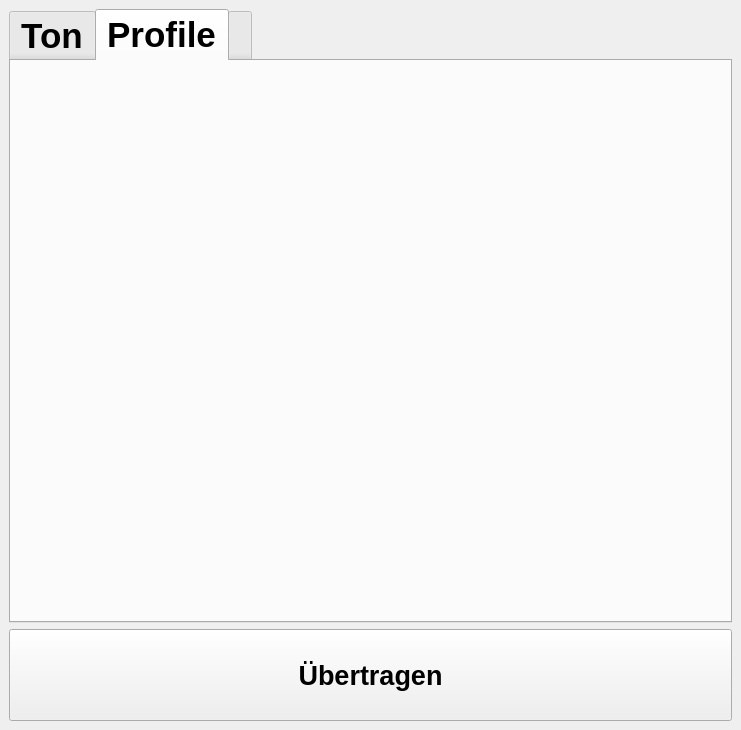
Before: the Qt Designer form klingelballui.ui in Sammasas/Klingelball-App, drawn with Qt 5.
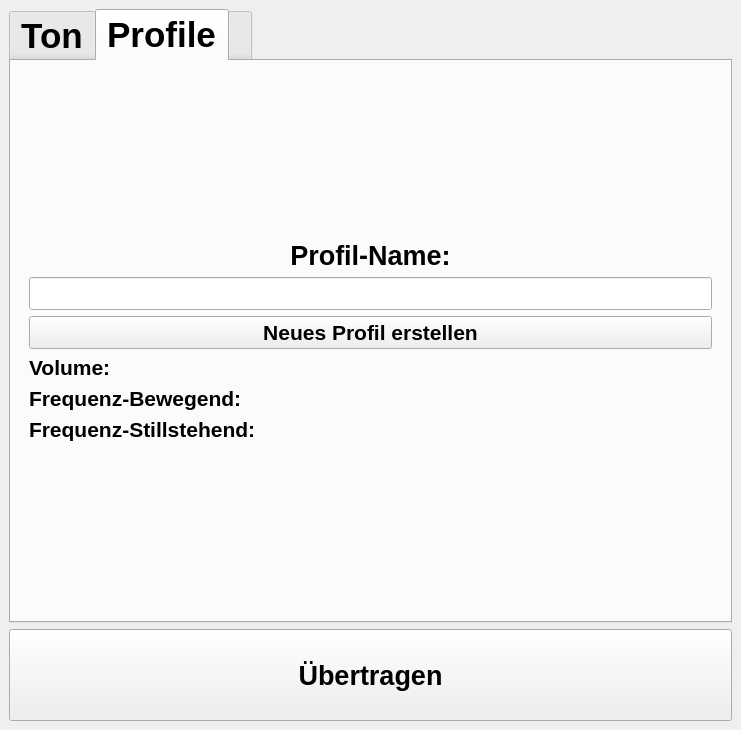
After: the same form once the commit is applied. The open tabs and pages were chosen to show the change. Icons and pictures are not drawn.

The edit to the form file:
```diff
--- a/klingelballui.ui
+++ b/klingelballui.ui
@@ -473,7 +473,109 @@
             </item>
            </layout>
           </widget>
-          <widget class="QWidget" name="new_profile_page"/>
+          <widget class="QWidget" name="new_profile_page">
+           <layout class="QVBoxLayout" name="verticalLayout_7">
+            <item>
+             <spacer name="verticalSpacer_3">
+              <property name="orientation">
+               <enum>Qt::Vertical</enum>
+              </property>
+              <property name="sizeHint" stdset="0">
+               <size>
+                <width>20</width>
+                <height>40</height>
+               </size>
+              </property>
+             </spacer>
+            </item>
+            <item>
+             <widget class="QLabel" name="new_profile_label">
+              <property name="font">
+               <font>
+                <pointsize>20</pointsize>
+                <bold>true</bold>
+               </font>
+              </property>
+              <property name="text">
+               <string>Profil-Name:</string>
+              </property>
+              <property name="alignment">
+               <set>Qt::AlignCenter</set>
+              </property>
+             </widget>
+            </item>
+            <item>
+             <widget class="QLineEdit" name="new_profile_lineEdit">
+              <property name="font">
+               <font>
+                <pointsize>16</pointsize>
+               </font>
+              </property>
+             </widget>
+            </item>
+            <item>
+             <widget class="QPushButton" name="new_profile_button">
+              <property name="font">
+               <font>
+                <pointsize>16</pointsize>
+               </font>
+              </property>
+              <property name="text">
+               <string>Neues Profil erstellen</string>
+              </property>
+             </widget>
+            </item>
+            <item>
+             <widget class="QLabel" name="new_profile_volume_label">
+              <property name="font">
+               <font>
+                <pointsize>16</pointsize>
+               </font>
+              </property>
+              <property name="text">
+               <string>Volume: </string>
+              </property>
+             </widget>
+            </item>
+            <item>
+             <widget class="QLabel" name="new_profile_Bew_Freq_label">
+              <property name="font">
+               <font>
+                <pointsize>16</pointsize>
+               </font>
+              </property>
+              <property name="text">
+               <string>Frequenz-Bewegend:</string>
+              </property>
+             </widget>
+            </item>
+            <item>
+             <widget class="QLabel" name="new_profile_Still_Freq_label">
+              <property name="font">
+               <font>
+                <pointsize>16</pointsize>
+               </font>
+              </property>
+              <property name="text">
+               <string>Frequenz-Stillstehend: </string>
+              </property>
+             </widget>
+            </item>
+            <item>
+             <spacer name="verticalSpacer_2">
+              <property name="orientation">
+               <enum>Qt::Vertical</enum>
+              </property>
+              <property name="sizeHint" stdset="0">
+               <size>
+                <width>20</width>
+                <height>40</height>
+               </size>
+              </property>
+             </spacer>
+            </item>
+           </layout>
+          </widget>
           <widget class="QWidget" name="edit_profile_page"/>
          </widget>
         </item>
```
Left out of the diff: 24 changed lines with no effect on the pictures.
